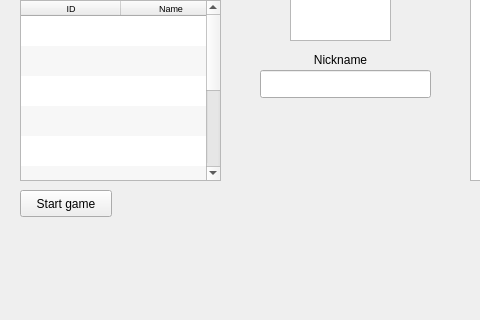
Above: gui/ui/main_window.ui from contremaitre/BomberDude before the change; both pictures show x 0 to 480 and y 380 to 700 of the 800 by 700 pixel window. Below: the same form after it.
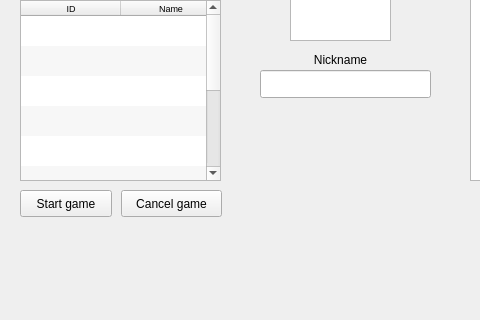
That is the form after the change.

Commit message: Adds a cancel button to stop the server before the game is started.

```diff
--- a/gui/ui/main_window.ui
+++ b/gui/ui/main_window.ui
@@ -429,6 +429,19 @@
       </rect>
      </property>
     </widget>
+    <widget class="QPushButton" name="cancelGameButton">
+     <property name="geometry">
+      <rect>
+       <x>111</x>
+       <y>320</y>
+       <width>101</width>
+       <height>27</height>
+      </rect>
+     </property>
+     <property name="text">
+      <string>Cancel game</string>
+     </property>
+    </widget>
    </widget>
    <widget class="QLabel" name="serverStatus">
     <property name="geometry">
```
Left out of the diff: 2 changed lines with no effect on the pictures. The commit also changes 2 other files.
